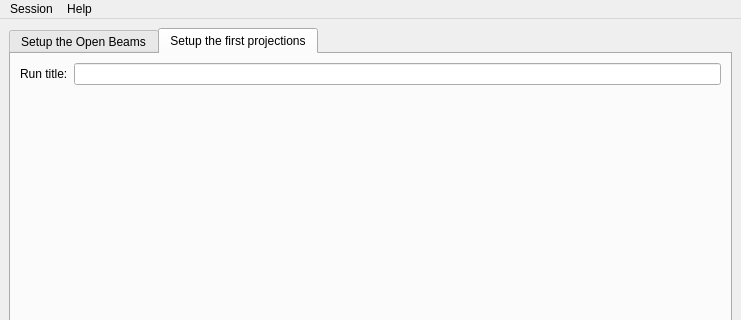
The window that src/asui/ui/main_application.ui (ornlneutronimaging/HyperCTui) describes before a commit, drawn with Qt 5; both pictures show x 0 to 741 and y 0 to 320 of the 741 by 509 pixel window.
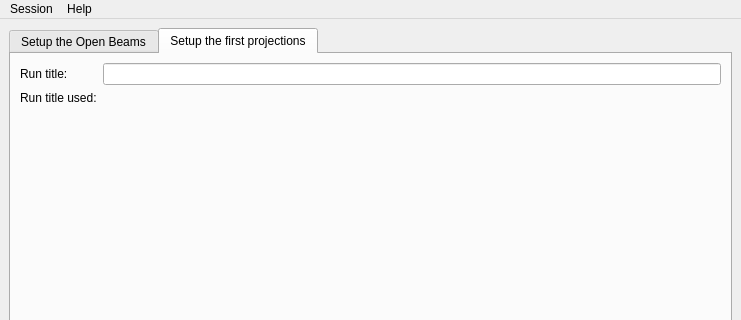
The same window after the commit. The open tabs and pages were chosen to show the change. Icons and pictures are not drawn.

Commit message: loading and saving session fixed. this refs #6

What changed in the file:
```diff
--- a/src/asui/ui/main_application.ui
+++ b/src/asui/ui/main_application.ui
@@ -246,17 +246,31 @@
        </attribute>
        <layout class="QVBoxLayout" name="verticalLayout_3">
         <item>
-         <layout class="QHBoxLayout" name="horizontalLayout">
-          <item>
+         <layout class="QGridLayout" name="gridLayout">
+          <item row="0" column="0">
            <widget class="QLabel" name="label">
             <property name="text">
              <string>Run title:</string>
             </property>
            </widget>
           </item>
-          <item>
+          <item row="0" column="1">
            <widget class="QLineEdit" name="run_title_lineEdit"/>
           </item>
+          <item row="1" column="0">
+           <widget class="QLabel" name="label_2">
+            <property name="text">
+             <string>Run title used:</string>
+            </property>
+           </widget>
+          </item>
+          <item row="1" column="1">
+           <widget class="QLabel" name="run_title_formatted_label">
+            <property name="text">
+             <string/>
+            </property>
+           </widget>
+          </item>
          </layout>
         </item>
         <item>
@@ -267,7 +281,7 @@
           <property name="sizeHint" stdset="0">
            <size>
             <width>20</width>
-            <height>315</height>
+            <height>289</height>
            </size>
           </property>
          </spacer>
```
Left out of the diff: 39 changed lines with no effect on the pictures. The commit also changes 2 other files.
